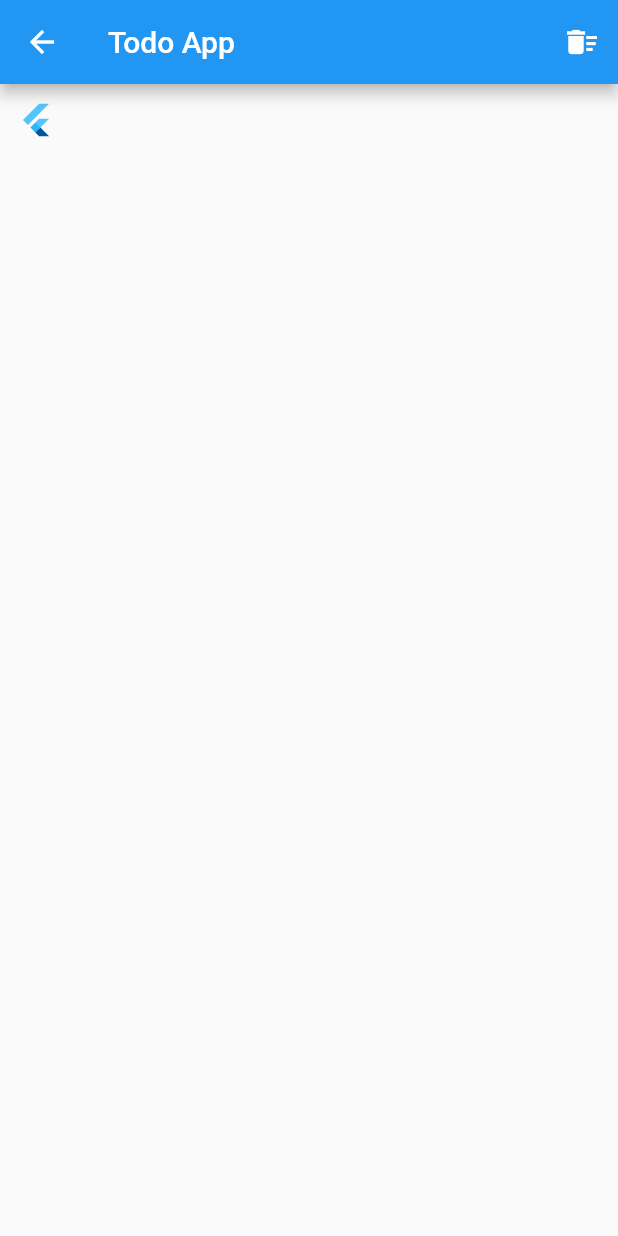
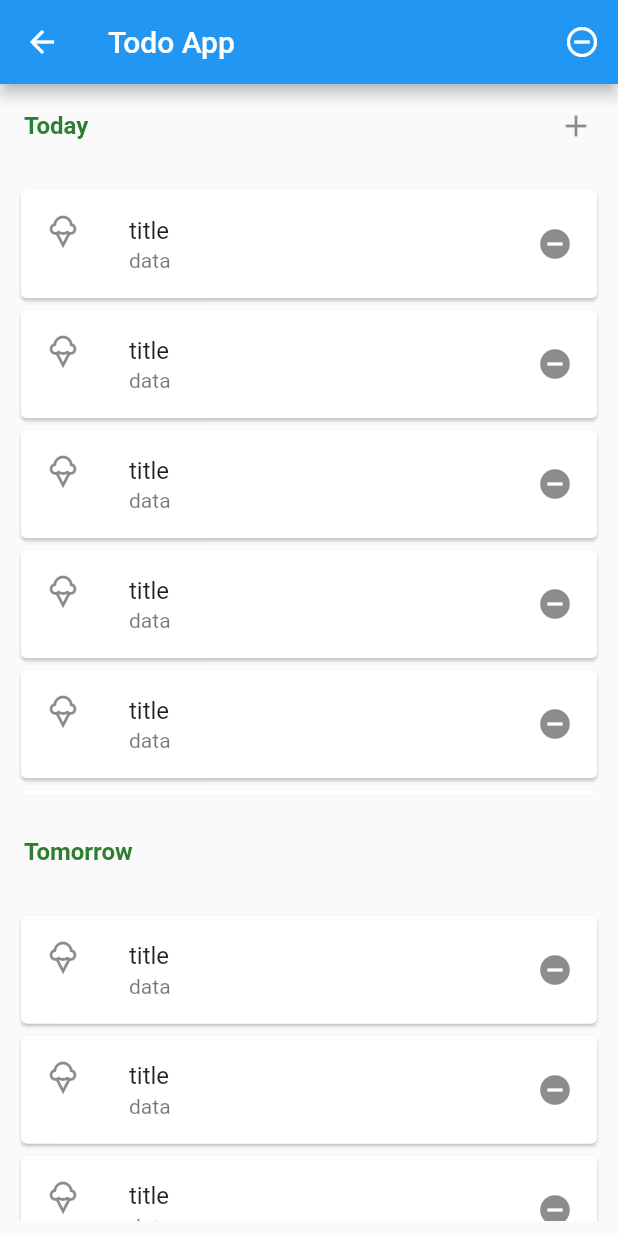
Before and after one commit to S-EmreCat/todo_app, a Flutter app: the AllTasks screen opened directly, on a phone screen of 412 x 824 dp. Run offline on Flutter 3.47's test engine with Material 2 defaults, Android fonts, the phone set to English and light mode, and no system bars; our stand-ins replace get; Roboto replaces fonts that are missing (Poppins).

Commit message:
listtile-customIcon&Padding

```diff
--- a/lib/core/constant/string_constants.dart
+++ b/lib/core/constant/string_constants.dart
@@ -3,4 +3,5 @@ class StringConstants {
   static const taskNamePersonal = "Personal";
   static const taskNameWork = "Work";
   static const taskNameAddList = "Add List";
+  static const todoapp = "Todo App";
 }
--- a/lib/ui/views/MyLists/my_lists_view.dart
+++ b/lib/ui/views/MyLists/my_lists_view.dart
@@ -1,11 +1,13 @@
 import 'package:flutter/material.dart';
-import 'package:todo_app/ui/views/allTasks/all_tasks_view.dart';
+import '../allTasks/all_tasks_view.dart';
 import '../../widgets/card/my_lists_card.dart';
 import '../../../core/constant/string_constants.dart';
+import '../../widgets/padding/padding.dart';
 
 class MyListsWidget extends StatelessWidget {
   const MyListsWidget({Key? key}) : super(key: key);
   final String _myListsString = "My Lists";
+
   @override
   Widget build(BuildContext context) {
     return Scaffold(
@@ -19,7 +21,7 @@ class MyListsWidget extends StatelessWidget {
             ),
             Expanded(
               child: Padding(
-                padding: const EdgeInsets.symmetric(horizontal: 20),
+                padding: const CustomPadding.all(),
                 child: GridView.count(
                   crossAxisCount: 2,
                   crossAxisSpacing: 20.0,
@@ -67,11 +69,7 @@ class MyListsWidget extends StatelessWidget {
                       taskName: StringConstants.taskNameAddList,
                       tooltip: "Coming Soon",
                       onPressed: () {
-                        Navigator.push(
-                          context,
-                          MaterialPageRoute(
-                              builder: (context) => const AllTasks()),
-                        );
+                        debugPrint("sdgdfh");
                       },
                     ),
                   ],
--- a/lib/ui/views/allTasks/all_tasks_view.dart
+++ b/lib/ui/views/allTasks/all_tasks_view.dart
@@ -1,4 +1,9 @@
 import 'package:flutter/material.dart';
+import '../../../core/constant/string_constants.dart';
+import 'package:todo_app/ui/widgets/icon/custom_list_tile_icon.dart';
+import 'package:todo_app/ui/widgets/listView/listview_builder.dart';
+import 'package:todo_app/ui/widgets/padding/padding.dart';
+import 'package:todo_app/ui/widgets/text/text_widget.dart';
 
 class AllTasks extends StatefulWidget {
   const AllTasks({Key? key}) : super(key: key);
@@ -12,17 +17,48 @@ class _AllTasksState extends State<AllTasks> {
   Widget build(BuildContext context) {
     return Scaffold(
       appBar: AppBar(
-        title: const Text('Todo App'),
+        title: const Text(StringConstants.todoapp),
         actions: [
           IconButton(
             onPressed: () {},
-            icon: const Icon(Icons.delete_sweep),
+            icon: const CustomListTileIcon(
+              isDone: false,
+            ),
           )
         ],
       ),
-      body: IconButton(
-        onPressed: () {},
-        icon: const FlutterLogo(),
+      body: Column(
+        children: const [
+          Expanded(
+            flex: 2,
+            child: ListTile(
+              trailing: Icon(Icons.add),
+              title: TextWidget(
+                textString: "Today",
+              ),
+            ),
+          ),
+          Expanded(
+            flex: 15,
+            child: Padding(
+              padding: CustomPadding.all(),
+              child: TaskList(),
+            ),
+          ),
+          Expanded(
+              flex: 2,
+              child: ListTile(
+                title: TextWidget(
+                  textString: "Tomorrow",
+                ),
+              )),
+          Expanded(
+              flex: 8,
+              child: Padding(
+                padding: CustomPadding.all(),
+                child: TaskList(),
+              )),
+        ],
       ),
     );
   }
--- a/lib/ui/widgets/card/my_lists_card.dart
+++ b/lib/ui/widgets/card/my_lists_card.dart
@@ -1,6 +1,6 @@
 import 'package:flutter/material.dart';
 import 'package:get/get_rx/src/rx_typedefs/rx_typedefs.dart';
-import 'package:todo_app/ui/widgets/button/icon_button.dart';
+import '../button/icon_button.dart';
 
 class MyListsCardItem extends StatelessWidget {
   const MyListsCardItem(
--- /dev/null
+++ b/lib/ui/widgets/icon/custom_list_tile_icon.dart
@@ -0,0 +1,7 @@
+import 'package:flutter/material.dart';
+
+class CustomListTileIcon extends Icon {
+  // ignore: use_key_in_widget_constructors
+  const CustomListTileIcon({required bool isDone})
+      : super(isDone ? Icons.done : Icons.do_not_disturb_on_outlined);
+}
--- /dev/null
+++ b/lib/ui/widgets/listView/listview_builder.dart
@@ -0,0 +1,26 @@
+import 'package:flutter/material.dart';
+
+class TaskList extends StatefulWidget {
+  const TaskList({Key? key}) : super(key: key);
+
+  @override
+  _TaskListState createState() => _TaskListState();
+}
+
+class _TaskListState extends State<TaskList> {
+  @override
+  Widget build(BuildContext context) {
+    return ListView.builder(
+      shrinkWrap: true,
+      itemCount: 29,
+      itemBuilder: (context, index) => const Card(
+        child: ListTile(
+          title: Text("title"),
+          trailing: (Icon(Icons.do_not_disturb_on_sharp)),
+          subtitle: Text("data"),
+          leading: Icon(Icons.icecream_outlined),
+        ),
+      ),
+    );
+  }
+}
--- /dev/null
+++ b/lib/ui/widgets/listtile/list_tile.dart
@@ -0,0 +1,6 @@
+import 'package:flutter/material.dart';
+
+class CustomListTile extends ListTile {
+  const CustomListTile({Key? key, String? title = "title", IconData? icon})
+      : super(key: key);
+}
--- /dev/null
+++ b/lib/ui/widgets/padding/padding.dart
@@ -0,0 +1,7 @@
+import 'package:flutter/cupertino.dart';
+
+class CustomPadding extends EdgeInsets {
+  const CustomPadding.all() : super.all(10);
+  const CustomPadding.normalHorizontal() : super.symmetric(horizontal: 5);
+  const CustomPadding.normalVertical() : super.symmetric(vertical: 5);
+}
--- /dev/null
+++ b/lib/ui/widgets/text/text_widget.dart
@@ -0,0 +1,17 @@
+import 'package:flutter/material.dart';
+
+class TextWidget extends StatelessWidget {
+  const TextWidget({Key? key, required this.textString})
+      : super(
+          key: key,
+        );
+  final String textString;
+
+  @override
+  Widget build(BuildContext context) {
+    return Text(
+      textString,
+      style: TextStyle(color: Colors.green[800], fontWeight: FontWeight.bold),
+    );
+  }
+}
```
Also changed, not shown: lib/ui/views/MyLists/mylistst_service.dart (added).
